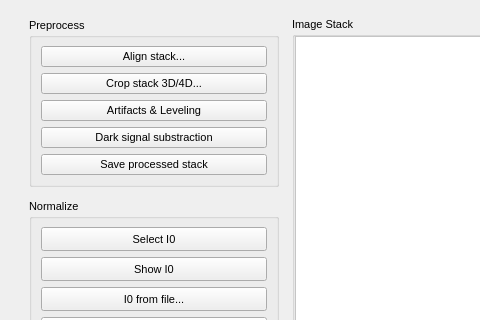
The window that mantis_xray/pagestack.ui (mlerotic/spectromicroscopy) describes before a commit, drawn with Qt 5; both pictures show x 0 to 480 and y 0 to 320 of the 1024 by 880 pixel window.
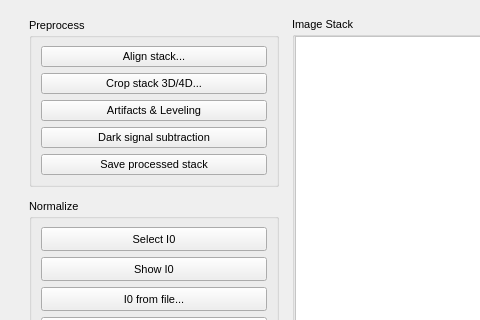
The same window after the commit. Custom widgets are drawn as their Qt base class.

Commit message: Bugfix: I0 selection now delesects when using functions from the preprocess group.

Diff of the .ui file:
```diff
--- a/mantis_xray/pagestack.ui
+++ b/mantis_xray/pagestack.ui
@@ -149,7 +149,7 @@
             <item>
              <widget class="QPushButton" name="button_darksig">
               <property name="text">
-               <string>Dark signal substraction</string>
+               <string>Dark signal subtraction</string>
               </property>
              </widget>
             </item>
```
The commit also changes 1 other file.
